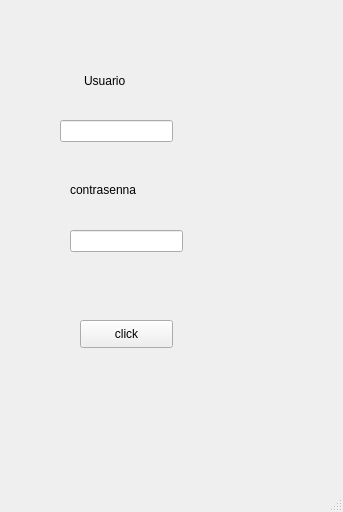
Above: RumbaBurger/login.ui from yordanlp/RumbaBurger before the change. Below: the same form after it.
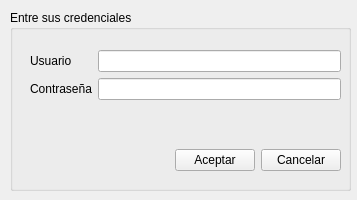
That is the form after the change.

```diff
--- a/RumbaBurger/login.ui
+++ b/RumbaBurger/login.ui
@@ -6,85 +6,102 @@
    <rect>
     <x>0</x>
     <y>0</y>
-    <width>343</width>
-    <height>512</height>
+    <width>357</width>
+    <height>200</height>
    </rect>
   </property>
   <property name="windowTitle">
    <string>MainWindow</string>
   </property>
   <widget class="QWidget" name="centralwidget">
-   <widget class="QLabel" name="label">
+   <widget class="QGroupBox" name="groupBox">
     <property name="geometry">
      <rect>
-      <x>84</x>
-      <y>70</y>
-      <width>91</width>
-      <height>21</height>
+      <x>10</x>
+      <y>10</y>
+      <width>341</width>
+      <height>181</height>
      </rect>
     </property>
-    <property name="text">
-     <string>Usuario</string>
+    <property name="title">
+     <string>Entre sus credenciales</string>
     </property>
+    <widget class="QWidget" name="layoutWidget">
+     <property name="geometry">
+      <rect>
+       <x>20</x>
+       <y>40</y>
+       <width>311</width>
+       <height>121</height>
+      </rect>
+     </property>
+     <layout class="QVBoxLayout" name="verticalLayout">
+      <item>
+       <layout class="QFormLayout" name="formLayout">
+        <item row="0" column="0">
+         <widget class="QLabel" name="label_2">
+          <property name="text">
+           <string>Usuario</string>
+          </property>
+         </widget>
+        </item>
+        <item row="0" column="1">
+         <widget class="QLineEdit" name="user"/>
+        </item>
+        <item row="3" column="1">
+         <widget class="QLineEdit" name="pass">
+          <property name="maxLength">
+           <number>100</number>
+          </property>
+          <property name="echoMode">
+           <enum>QLineEdit::Password</enum>
+          </property>
+         </widget>
+        </item>
+        <item row="3" column="0">
+         <widget class="QLabel" name="label_3">
+          <property name="text">
+           <string>Contraseña</string>
+          </property>
+         </widget>
+        </item>
+       </layout>
+      </item>
+      <item>
+       <layout class="QHBoxLayout" name="horizontalLayout">
+        <item>
+         <spacer name="horizontalSpacer">
+          <property name="orientation">
+           <enum>Qt::Horizontal</enum>
+          </property>
+          <property name="sizeHint" stdset="0">
+           <size>
+            <width>40</width>
+            <height>20</height>
+           </size>
+          </property>
+         </spacer>
+        </item>
+        <item>
+         <widget class="QPushButton" name="accept">
+          <property name="text">
+           <string>Aceptar</string>
+          </property>
+         </widget>
+        </item>
+        <item>
+         <widget class="QPushButton" name="cancel">
+          <property name="text">
+           <string>Cancelar</string>
+          </property>
+         </widget>
+        </item>
+       </layout>
+      </item>
+     </layout>
+    </widget>
    </widget>
-   <widget class="QLineEdit" name="user">
-    <property name="geometry">
-     <rect>
-      <x>60</x>
-      <y>120</y>
-      <width>113</width>
-      <height>22</height>
-     </rect>
-    </property>
-   </widget>
-   <widget class="QLabel" name="label_2">
-    <property name="geometry">
-     <rect>
-      <x>70</x>
-      <y>180</y>
-      <width>101</width>
-      <height>20</height>
-     </rect>
-    </property>
-    <property name="text">
-     <string>contrasenna</string>
-    </property>
-   </widget>
-   <widget class="QLineEdit" name="pass">
-    <property name="geometry">
-     <rect>
-      <x>70</x>
-      <y>230</y>
-      <width>113</width>
-      <height>22</height>
-     </rect>
-    </property>
-   </widget>
-   <widget class="QPushButton" name="ok">
-    <property name="geometry">
-     <rect>
-      <x>80</x>
-      <y>320</y>
-      <width>93</width>
-      <height>28</height>
-     </rect>
-    </property>
-    <property name="text">
-     <string>click</string>
-    </property>
-   </widget>
   </widget>
-  <widget class="QMenuBar" name="menubar">
-   <property name="geometry">
-    <rect>
-     <x>0</x>
-     <y>0</y>
-     <width>343</width>
-     <height>26</height>
-    </rect>
-   </property>
-  </widget>
-  <widget class="QStatusBar" name="statusbar"/>
  </widget>
  <resources/>
  <connections/>
```
Left out of the diff: 2 changed lines with no effect on the pictures.
